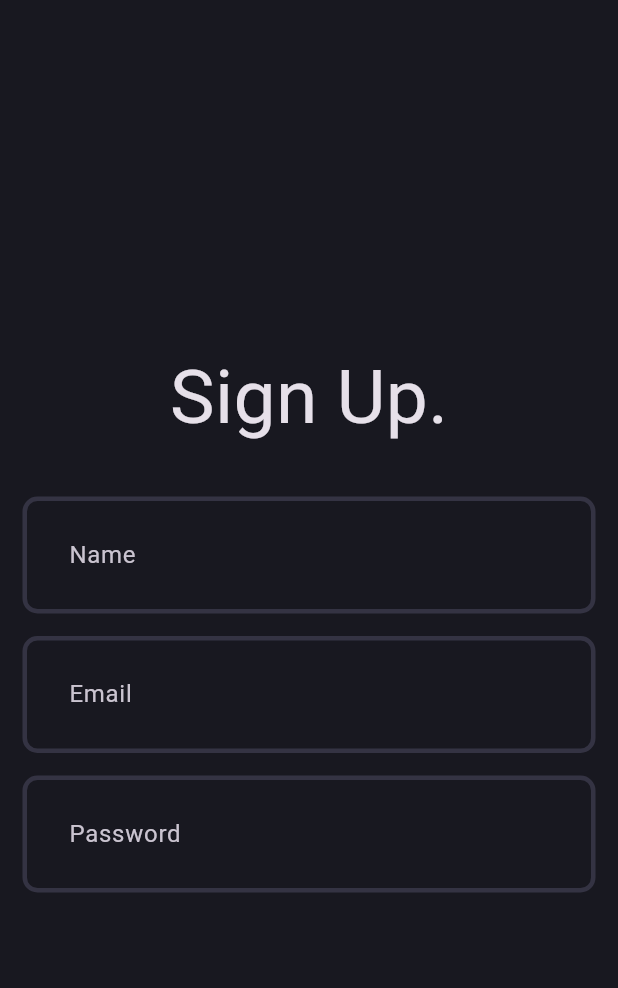
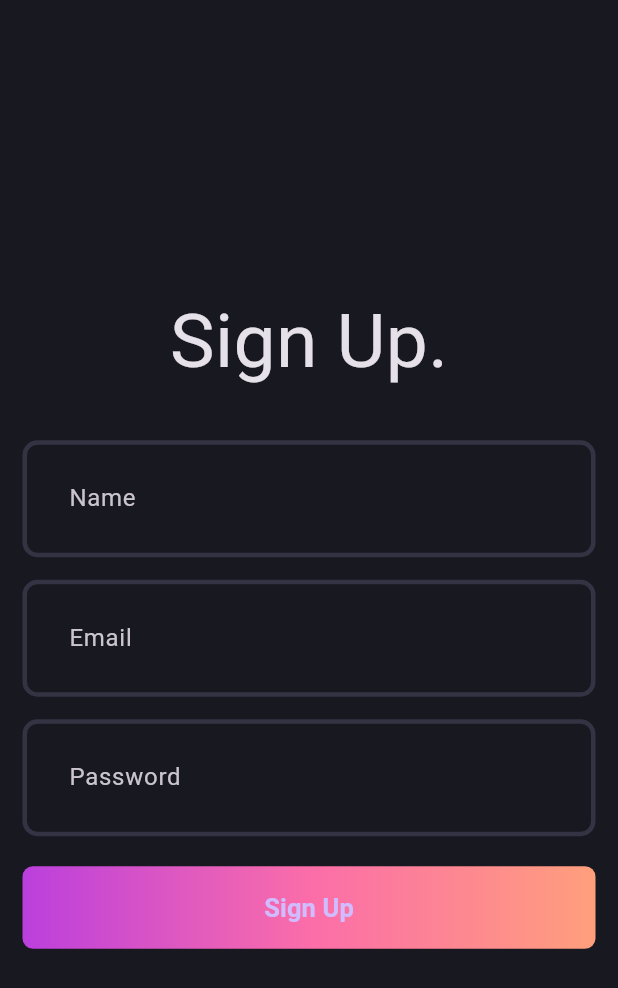
Before and after one commit to didierganthier/flutter_clean_blog_app, a Flutter app: the screen it shows after launch, on a phone screen of 412 x 824 dp. Shown: the top 988 px of the screen. Run offline on Flutter 3.47's test engine with Material 3 defaults, Android fonts, the light colour scheme and no system bars.

Commit message:
Create AuthGradientButton

```diff
--- a/lib/features/auth/presentation/pages/signup_page.dart
+++ b/lib/features/auth/presentation/pages/signup_page.dart
@@ -1,5 +1,6 @@
 import 'package:flutter/material.dart';
 import 'package:flutter_clean_blog_app/features/auth/presentation/widgets/auth_field.dart';
+import 'package:flutter_clean_blog_app/features/auth/presentation/widgets/auth_gradient_button.dart';
 
 class SignupPage extends StatefulWidget {
   const SignupPage({super.key});
@@ -29,6 +30,8 @@ class _SignupPageState extends State<SignupPage> {
             AuthField(hintText: 'Email'),
             const SizedBox(height: 15),
             AuthField(hintText: 'Password'),
+            const SizedBox(height: 20),
+            const AuthGradientButton(),
           ],
         ),
       ),
--- /dev/null
+++ b/lib/features/auth/presentation/widgets/auth_gradient_button.dart
@@ -0,0 +1,38 @@
+import 'package:flutter/material.dart';
+import 'package:flutter_clean_blog_app/core/theme/app_pallete.dart';
+
+class AuthGradientButton extends StatelessWidget {
+  const AuthGradientButton({super.key});
+
+  @override
+  Widget build(BuildContext context) {
+    return Container(
+      decoration: BoxDecoration(
+          gradient: const LinearGradient(
+            colors: [
+              AppPallete.gradient1,
+              AppPallete.gradient2,
+              AppPallete.gradient3,
+            ],
+            begin: Alignment.bottomLeft,
+            end: Alignment.bottomRight,
+          ),
+          borderRadius: BorderRadius.circular(7)),
+      child: ElevatedButton(
+        onPressed: () {},
+        style: ElevatedButton.styleFrom(
+          fixedSize: const Size(395, 55),
+          backgroundColor: AppPallete.transparentColor,
+          shadowColor: AppPallete.transparentColor,
+        ),
+        child: const Text(
+          'Sign Up',
+          style: TextStyle(
+            fontSize: 17,
+            fontWeight: FontWeight.w600,
+          ),
+        ),
+      ),
+    );
+  }
+}
```
